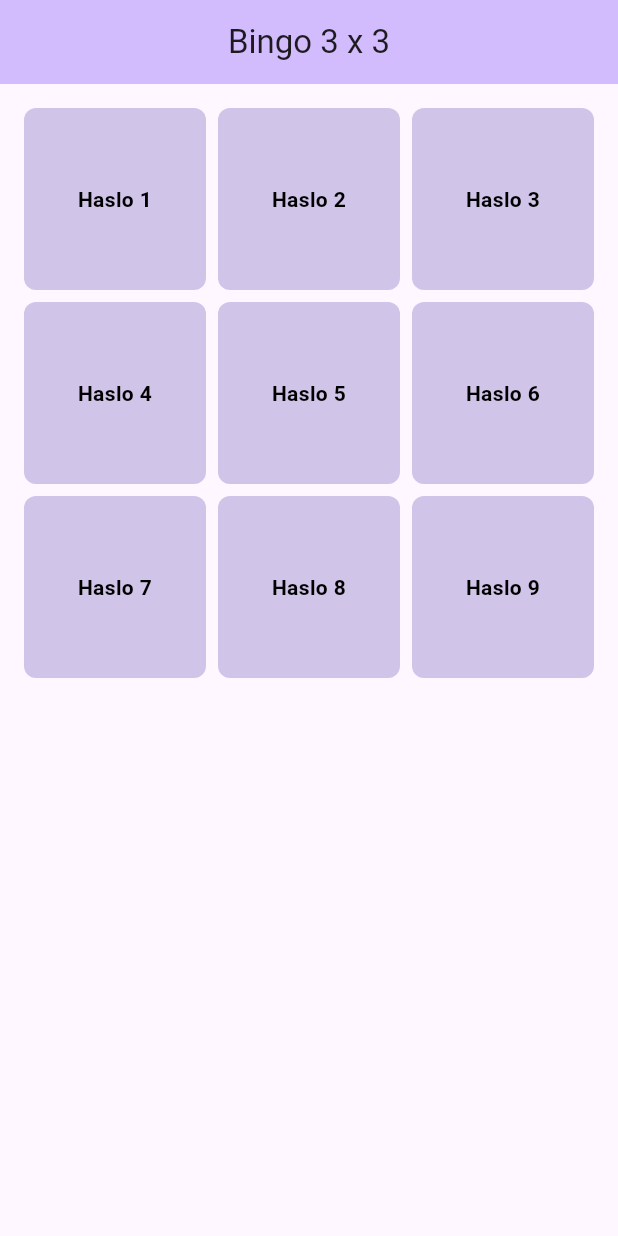
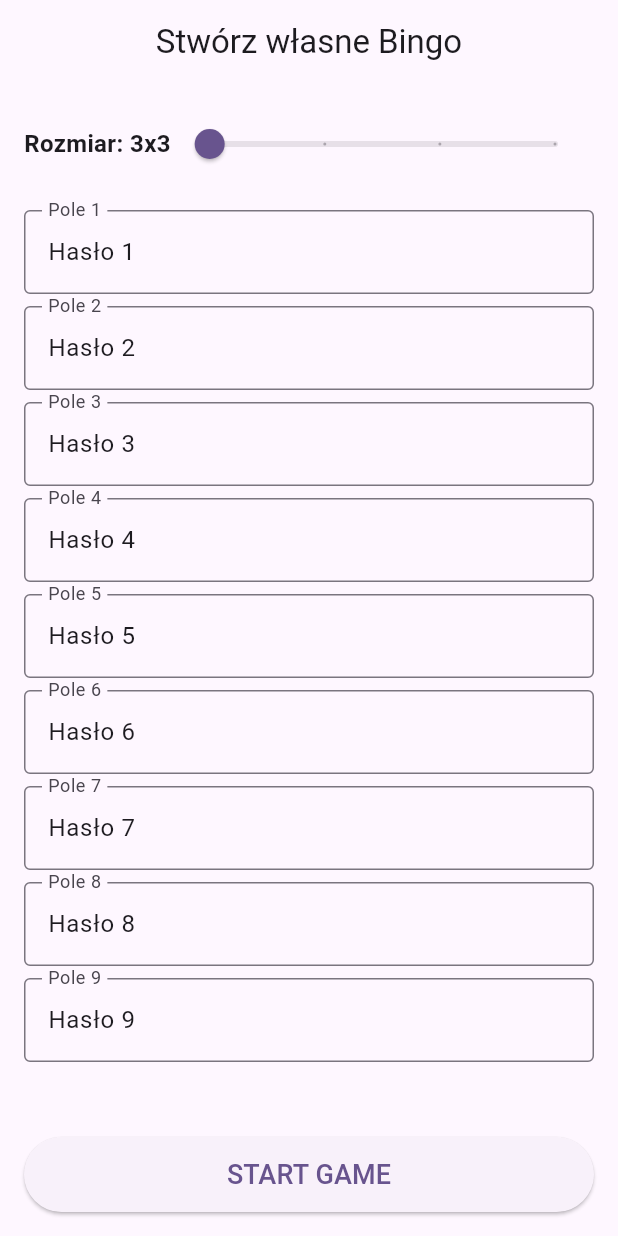
Before and after one commit to SilverNETGroupSGGW/bingo_sggw, a Flutter app: the screen it shows after launch, on a phone screen of 412 x 824 dp. Run offline on Flutter 3.47's test engine with Material 3 defaults, Android fonts, the phone set to English and light mode, and no system bars.

Commit message:
add bingo customization screen

```diff
--- /dev/null
+++ b/lib/features/board_creation/screens/board_creation_screen.dart
@@ -0,0 +1,127 @@
+import 'package:flutter/material.dart';
+import 'package:bingo_sggw/features/gameplay/screens/bingo_board_screen.dart';
+import 'package:bingo_sggw/features/gameplay/models/bingo_tile.dart';
+
+class BoardCreationScreen extends StatefulWidget {
+  const BoardCreationScreen({super.key});
+
+  @override
+  State<BoardCreationScreen> createState() => _BoardCreationScreenState();
+}
+
+class _BoardCreationScreenState extends State<BoardCreationScreen> {
+  int _gridSize = 3;
+  late List<TextEditingController> _controllers;
+
+  @override
+  void initState() {
+    super.initState();
+    _initControllers();
+  }
+
+  void _initControllers() {
+    final totalTiles = _gridSize * _gridSize;
+    _controllers = List.generate(
+      totalTiles,
+      (index) => TextEditingController(text: 'Hasło ${index + 1}'),
+    );
+  }
+
+  @override
+  void dispose() {
+    for (var controller in _controllers) {
+      controller.dispose();
+    }
+    super.dispose();
+  }
+
+  void _updateGridSize(int newSize) {
+    setState(() {
+      _gridSize = newSize;
+      _initControllers();
+    });
+  }
+
+  void _startGame() {
+    final customTiles = _controllers.asMap().entries.map((entry) {
+      final index = entry.key;
+      final controller = entry.value;
+      return BingoTile(
+        id: index.toString(),
+        text: controller.text.trim().isEmpty ? 'Hasło ${index + 1}' : controller.text.trim(),
+      );
+    }).toList();
+
+    Navigator.of(context).push(
+      MaterialPageRoute(
+        builder: (context) => BingoBoardScreen(
+          gridSize: _gridSize,
+          initialTiles: customTiles,
+        ),
+      ),
+    );
+  }
+
+  @override
+  Widget build(BuildContext context) {
+    return Scaffold(
+      appBar: AppBar(
+        title: const Text('Stwórz własne Bingo'),
+        centerTitle: true,
+      ),
+      body: Padding(
+        padding: const EdgeInsets.all(16.0),
+        child: Column(
+          children: [
+            Row(
+              children: [
+                Text(
+                  'Rozmiar: ${_gridSize}x$_gridSize',
+                  style: const TextStyle(fontSize: 16, fontWeight: FontWeight.bold),
+                ),
+                Expanded(
+                  child: Slider(
+                    value: _gridSize.toDouble(),
+                    min: 3.0,
+                    max: 6.0,
+                    divisions: 3,
+                    label: '${_gridSize}x$_gridSize',
+                    onChanged: (double newValue) {
+                      _updateGridSize(newValue.toInt());
+                    },
+                  ),
+                ),
+              ],
+            ),
+            const SizedBox(height: 16),
+            Expanded(
+              child: ListView.builder(
+                itemCount: _controllers.length,
+                itemBuilder: (context, index) {
+                  return Padding(
+                    padding: const EdgeInsets.symmetric(vertical: 4.0),
+                    child: TextField(
+                      controller: _controllers[index],
+                      decoration: InputDecoration(
+                        labelText: 'Pole ${index + 1}',
+                        border: const OutlineInputBorder(),
+                      ),
+                    ),
+                  );
+                },
+              ),
+            ),
+            const SizedBox(height: 16),
+            ElevatedButton(
+              onPressed: _startGame,
+              style: ElevatedButton.styleFrom(
+                minimumSize: const Size.fromHeight(50),
+              ),
+              child: const Text('START GAME', style: TextStyle(fontSize: 18)),
+            ),
+          ],
+        ),
+      ),
+    );
+  }
+}
--- a/lib/main.dart
+++ b/lib/main.dart
@@ -1,3 +1,4 @@
+import 'package:bingo_sggw/features/board_creation/screens/board_creation_screen.dart';
 import 'package:flutter/material.dart';
 import 'package:bingo_sggw/features/gameplay/widgets/bingo_tile_widget.dart';
 import 'package:bingo_sggw/features/gameplay/screens/bingo_board_screen.dart';
@@ -32,7 +33,7 @@ class BingoSGGW extends StatelessWidget {
         // tested with just a hot reload.
         colorScheme: ColorScheme.fromSeed(seedColor: Colors.deepPurple),
       ),
-      home: const BingoBoardScreen(gridSize: 3,)
+      home: const BoardCreationScreen(),
     );
   }
 }
```
Also changed, not shown: lib/features/gameplay/screens/bingo_board_screen.dart (+9 -1 lines).
